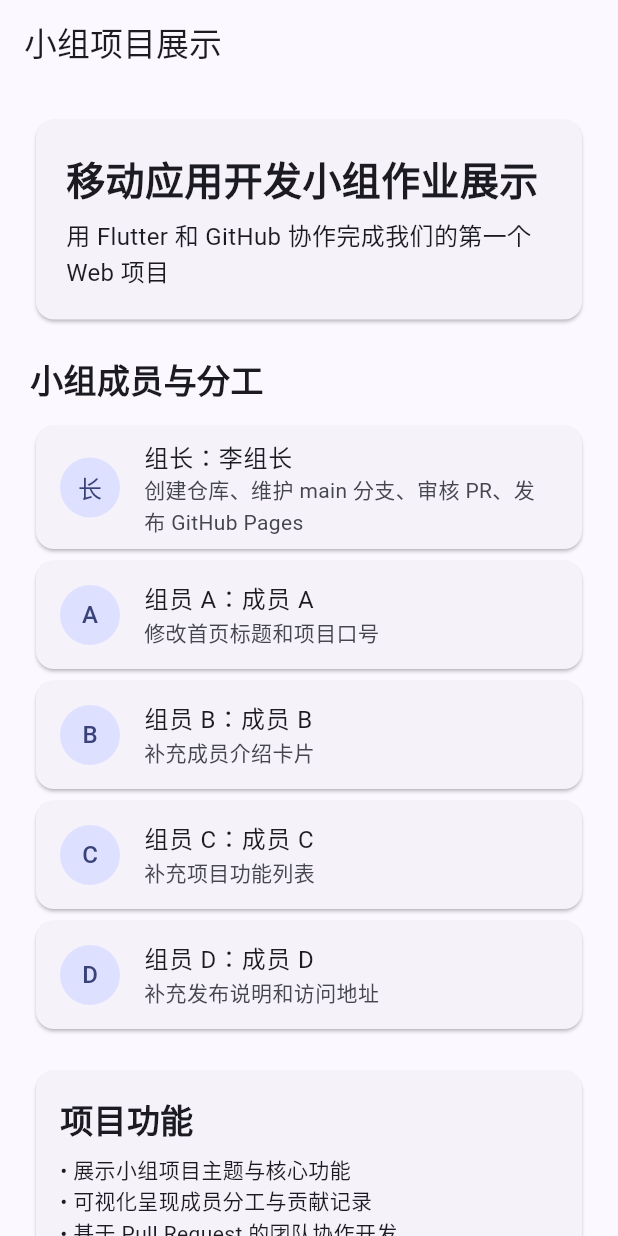
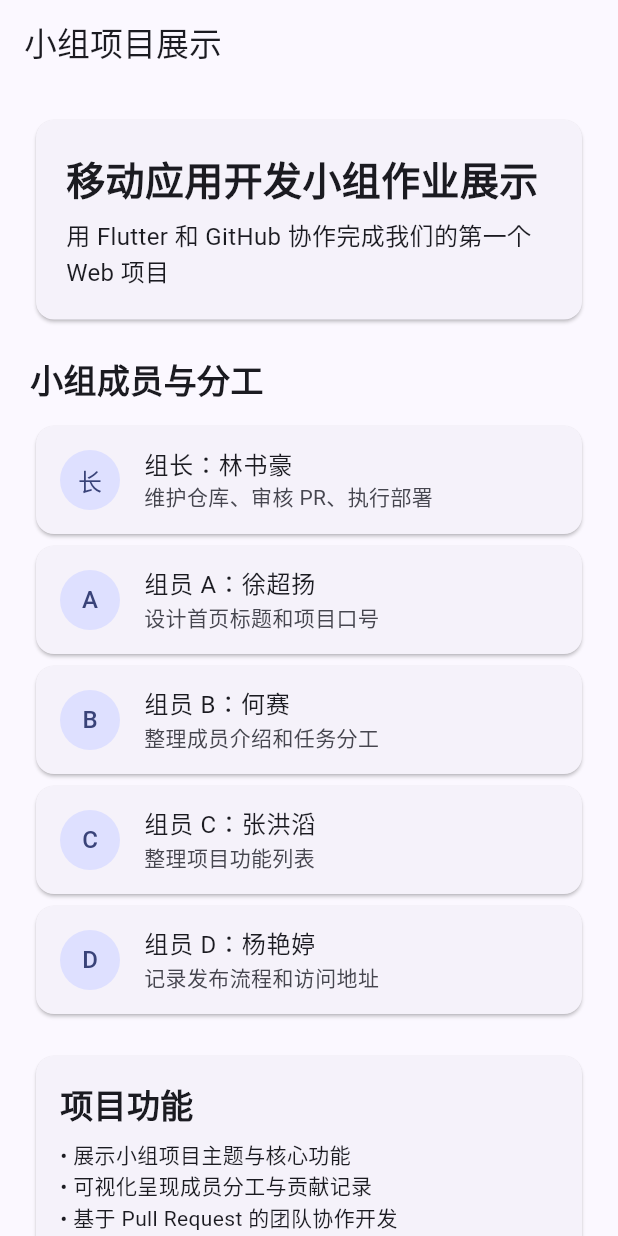
Before and after one commit to SHLINOvO/group_flutter_pages_demo, a Flutter app: the screen it shows after launch, on a phone screen of 412 x 824 dp. Run offline on Flutter 3.47's test engine with Material 3 defaults, Android fonts, the light colour scheme and no system bars.

Commit message:
update TeamMember with real names and tasks

```diff
--- a/lib/main.dart
+++ b/lib/main.dart
@@ -28,11 +28,11 @@ class TeamHomePage extends StatelessWidget {
   static const String projectSlogan = '用 Flutter 和 GitHub 协作完成我们的第一个 Web 项目';
 
   static const List<TeamMember> members = [
-    TeamMember(role: '组长', name: '李组长', task: '创建仓库、维护 main 分支、审核 PR、发布 GitHub Pages'),
-    TeamMember(role: '组员 A', name: '成员 A', task: '修改首页标题和项目口号'),
-    TeamMember(role: '组员 B', name: '成员 B', task: '补充成员介绍卡片'),
-    TeamMember(role: '组员 C', name: '成员 C', task: '补充项目功能列表'),
-    TeamMember(role: '组员 D', name: '成员 D', task: '补充发布说明和访问地址'),
+    TeamMember(role: '组长', name: '林书豪', task: '维护仓库、审核 PR、执行部署'),
+    TeamMember(role: '组员 A', name: '徐超扬', task: '设计首页标题和项目口号'),
+    TeamMember(role: '组员 B', name: '何赛', task: '整理成员介绍和任务分工'),
+    TeamMember(role: '组员 C', name: '张洪滔', task: '整理项目功能列表'),
+    TeamMember(role: '组员 D', name: '杨艳婷', task: '记录发布流程和访问地址'),
   ];
 
   static const List<String> features = [
```
